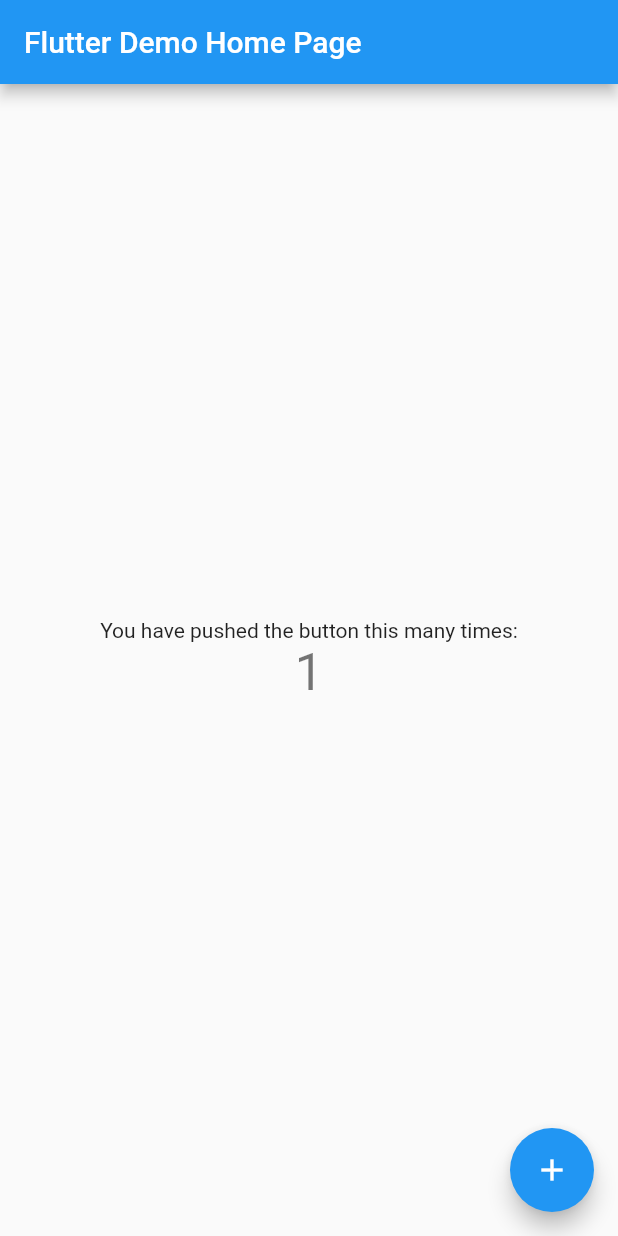
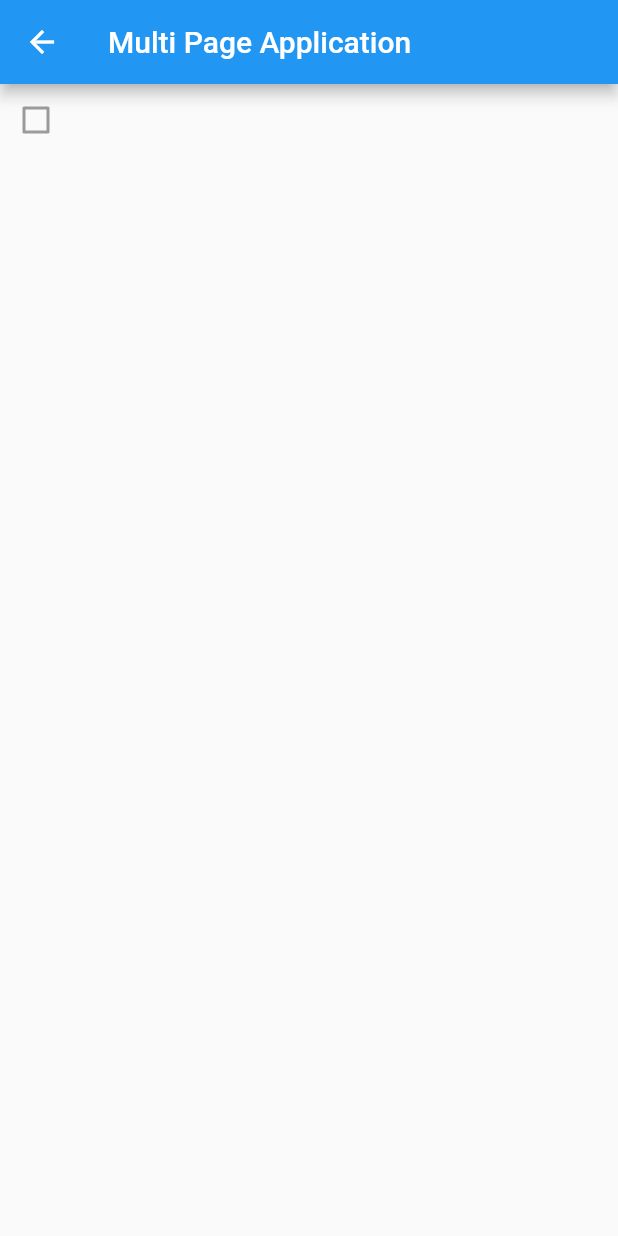
Before and after one commit to 1CoolDavid/AirLyft, a Flutter app: the screen it shows after launch, after a tap on the "add" icon, on a phone screen of 412 x 824 dp. Run offline on Flutter 3.47's test engine with Material 2 defaults, Android fonts, the phone set to English and light mode, and no system bars.

Commit message:
made lugaggeinfoscreen and goes to that screen

```diff
--- /dev/null
+++ b/airlyft/lib/luggageInfoScreen.dart
@@ -0,0 +1,20 @@
+import 'package:flutter/material.dart';
+
+class luggageInfoScreen extends StatelessWidget {
+  @override
+  Widget build(BuildContext ctxt) {
+    return Scaffold(
+        appBar: AppBar(
+          title: Text("Multi Page Application"),
+        ),
+        body: const Checkbox(
+          value: false,
+          onChanged: null,
+          // onChanged: (bool newValue) {
+          //   Navigator.push(
+          //     ctxt,
+          //     new MaterialPageRoute(builder: (ctxt) => new SecondScreen()),
+          //   );
+        ));
+  }
+}
--- a/airlyft/lib/main.dart
+++ b/airlyft/lib/main.dart
@@ -1,3 +1,4 @@
+import 'package:airlyft/luggageInfoScreen.dart';
 import 'package:flutter/material.dart';
 
 void main() {
@@ -106,10 +107,16 @@
         ),
       ),
       floatingActionButton: FloatingActionButton(
-        onPressed: _incrementCounter,
+        onPressed: gotoLuggageScreen,
+        // _incrementCounter,
         tooltip: 'Increment',
         child: const Icon(Icons.add),
       ), // This trailing comma makes auto-formatting nicer for build methods.
     );
   }
+
+  void gotoLuggageScreen() {
+    Navigator.of(context)
+        .push(MaterialPageRoute(builder: (context) => luggageInfoScreen()));
+  }
 }
```
